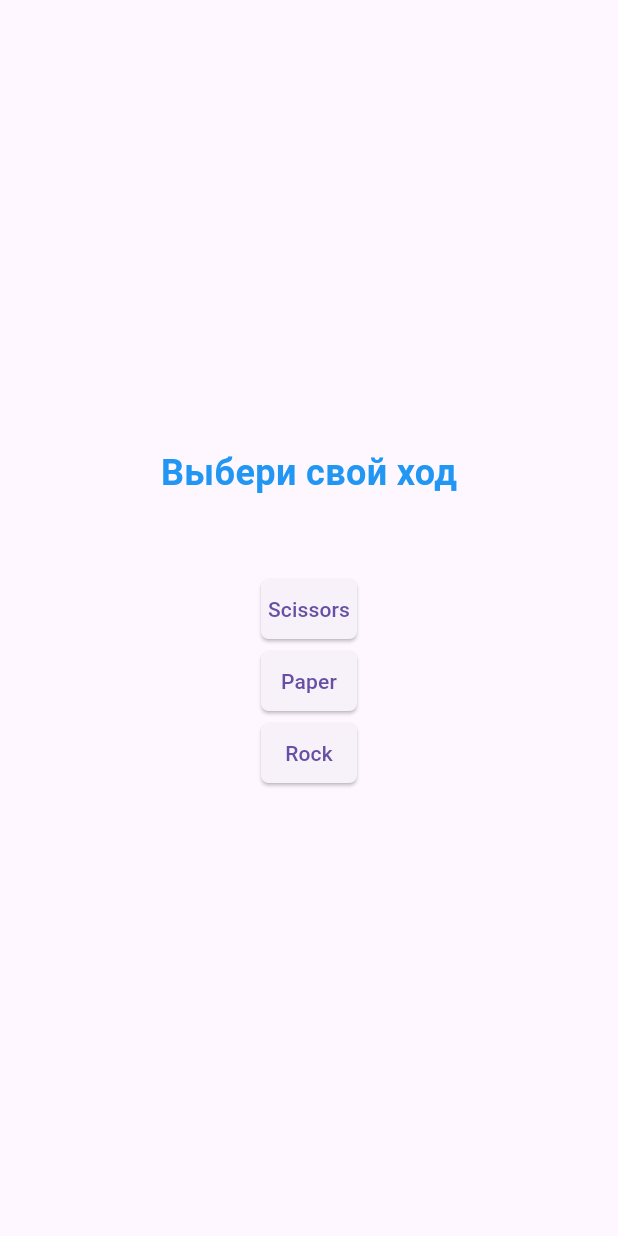
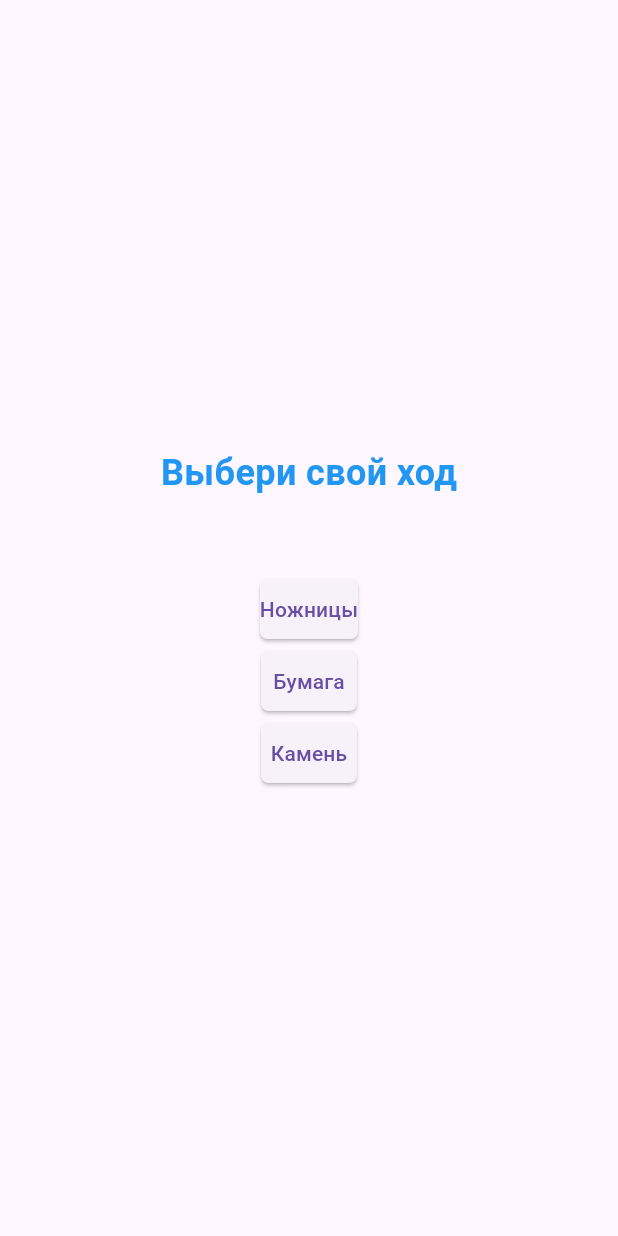
Before and after one commit to Dana-Nam/flutter_hw, a Flutter app: the screen it shows after launch, on a phone screen of 412 x 824 dp. Run offline on Flutter 3.47's test engine with Material 3 defaults, Android fonts, the phone set to English and light mode, and no system bars.

Commit message:
Added game logic

```diff
--- a/lib/game.dart
+++ b/lib/game.dart
@@ -1,3 +1,4 @@
+import 'dart:math';
 import 'package:flutter/material.dart';
 import 'package:hw_25/screens/home_screen.dart';
 import 'package:hw_25/screens/results_screen.dart';
@@ -11,9 +12,15 @@ class Game extends StatefulWidget {
 
 class _GameState extends State<Game> {
   var currentScreen = 'home';
+  String playerChoice = '';
+  String opponentChoice = '';
+  String resultMessage = '';
 
-  void startGame() {
+  void startGame(String choice) {
     setState(() {
+      playerChoice = choice;
+      opponentChoice = _generateOpponentChoice();
+      resultMessage = _determineWinner(playerChoice, opponentChoice);
       currentScreen = 'results';
     });
   }
@@ -24,12 +31,31 @@ class _GameState extends State<Game> {
     });
   }
 
+  String _generateOpponentChoice() {
+    const choices = ['Ножницы', 'Бумага', 'Камень'];
+    return choices[Random().nextInt(choices.length)];
+  }
+
+  String _determineWinner(String player, String opponent) {
+    if (player == opponent) return 'Ничья!';
+    if ((player == 'Ножницы' && opponent == 'Бумага') ||
+        (player == 'Бумага' && opponent == 'Камень') ||
+        (player == 'Камень' && opponent == 'Ножницы')) {
+      return 'Вы победили!';
+    }
+    return 'Вы проиграли!';
+  }
+
   @override
   Widget build(BuildContext context) {
     Widget screen;
+
     if (currentScreen == 'results') {
       screen = ResultsScreen(
         onGameRestarted: restartGame,
+        playerChoice: playerChoice,
+        opponentChoice: opponentChoice,
+        resultMessage: resultMessage,
       );
     } else {
       screen = HomeScreen(
--- a/lib/screens/home_screen.dart
+++ b/lib/screens/home_screen.dart
@@ -3,7 +3,8 @@ import 'package:hw_25/widgets/decorated_text.dart';
 import 'package:hw_25/widgets/item_button.dart';
 
 class HomeScreen extends StatelessWidget {
-  final void Function() onGameStarted;
+  final void Function(String playerChoice) onGameStarted;
+
   const HomeScreen({super.key, required this.onGameStarted});
 
   @override
@@ -15,16 +16,16 @@ class HomeScreen extends StatelessWidget {
           DecoratedText(label: 'Выбери свой ход'),
           SizedBox(height: 50),
           ItemButton(
-            onPressed: onGameStarted,
-            label: 'Scissors',
+            onPressed: () => onGameStarted('Ножницы'),
+            label: 'Ножницы',
           ),
           ItemButton(
-            onPressed: onGameStarted,
-            label: 'Paper',
+            onPressed: () => onGameStarted('Бумага'),
+            label: 'Бумага',
           ),
           ItemButton(
-            onPressed: onGameStarted,
-            label: 'Rock',
+            onPressed: () => onGameStarted('Камень'),
+            label: 'Камень',
           ),
         ],
       ),
```
Also changed, not shown: lib/screens/results_screen.dart (+16 -5 lines).
